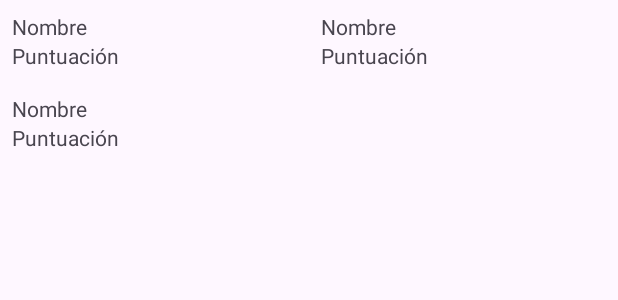
After one commit to jlge30/DiceRollerBeta, an Android app: the layout activity_ventana_puntuaciones.xml on its own in the app's theme, with its tools: preview values and no code run, on a phone screen of 412 x 824 dp. The commit adds this screen. Shown: the top 300 px of the screen. Run offline under Robolectric (Android 15) with nearby library versions, the light colour scheme and no system bars; Roboto replaces fonts that are not available here.

Commit message:
adaptador a bd i ventana puntuaciones

```diff
--- a/app/src/main/AndroidManifest.xml
+++ b/app/src/main/AndroidManifest.xml
@@ -13,7 +13,10 @@
         android:supportsRtl="true"
         android:theme="@style/Theme.DiceRoller"
         tools:targetApi="31">
-               <activity
+        <activity
+            android:name=".VentanaPuntuaciones"
+            android:exported="false" />
+        <activity
             android:name=".VentanaAyuda"
             android:exported="false" />
         <activity
@@ -24,6 +27,7 @@
             android:exported="true">
             <intent-filter>
                 <action android:name="android.intent.action.MAIN" />
+
                 <category android:name="android.intent.category.LAUNCHER" />
             </intent-filter>
         </activity>
--- /dev/null
+++ b/app/src/main/res/layout/activity_ventana_puntuaciones.xml
@@ -0,0 +1,17 @@
+<?xml version="1.0" encoding="utf-8"?>
+<androidx.constraintlayout.widget.ConstraintLayout xmlns:android="http://schemas.android.com/apk/res/android"
+    xmlns:app="http://schemas.android.com/apk/res-auto"
+    xmlns:tools="http://schemas.android.com/tools"
+    android:layout_width="match_parent"
+    android:layout_height="match_parent"
+    tools:context=".VentanaPuntuaciones">
+
+    <androidx.recyclerview.widget.RecyclerView
+        android:id="@+id/recyclerView"
+        android:layout_width="match_parent"
+        android:layout_height="match_parent"
+        app:layoutManager="androidx.recyclerview.widget.GridLayoutManager"
+        app:spanCount="2"
+        tools:listitem="@layout/item_data" />
+
+</androidx.constraintlayout.widget.ConstraintLayout>
--- /dev/null
+++ b/app/src/main/res/layout/item_data.xml
@@ -0,0 +1,20 @@
+<?xml version="1.0" encoding="utf-8"?>
+<LinearLayout
+    xmlns:android="http://schemas.android.com/apk/res/android"
+    android:layout_width="match_parent"
+    android:layout_height="wrap_content"
+    android:orientation="vertical"
+    android:padding="8dp">
+
+    <TextView
+        android:id="@+id/textViewName"
+        android:layout_width="wrap_content"
+        android:layout_height="wrap_content"
+        android:text="Nombre" />
+
+    <TextView
+        android:id="@+id/textViewScore"
+        android:layout_width="wrap_content"
+        android:layout_height="wrap_content"
+        android:text="Puntuación" />
+</LinearLayout>
--- a/app/src/main/res/values/strings.xml
+++ b/app/src/main/res/values/strings.xml
@@ -22,6 +22,7 @@
     <string name="finaljuego">Game Over</string>
     <string name="hint_GamerName">Introduce tu nombre</string>
     <string name="ScoreTitle">Puntuación lograda</string>
+    <string name="Scores">Puntuaciones</string>
     <string name="SaveButton">Guardar Puntuación</string>
     <string name="NameTitle">Introduce tu Nombre</string>
 </resources>
```
Also changed, not shown: app/src/main/java/com/jose/diceroller/VentanaPuntuaciones.java (added, +47 -0 lines), app/src/main/java/com/jose/diceroller/db/DataAdapter.java (added, +52 -0 lines), app/src/main/java/com/jose/diceroller/db/DataItem.java (added, +19 -0 lines).
